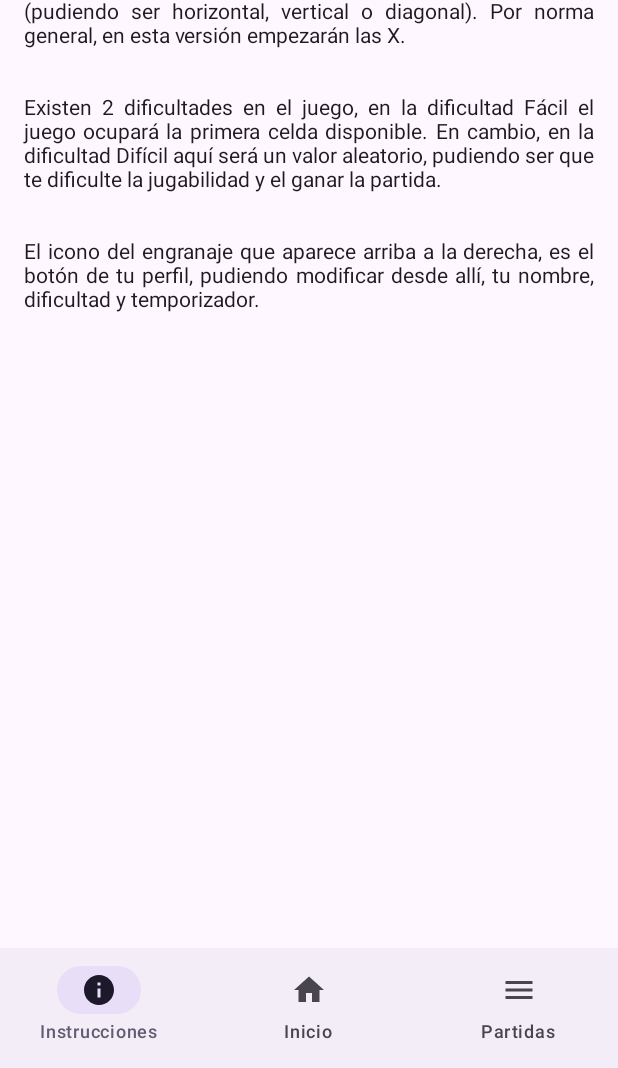
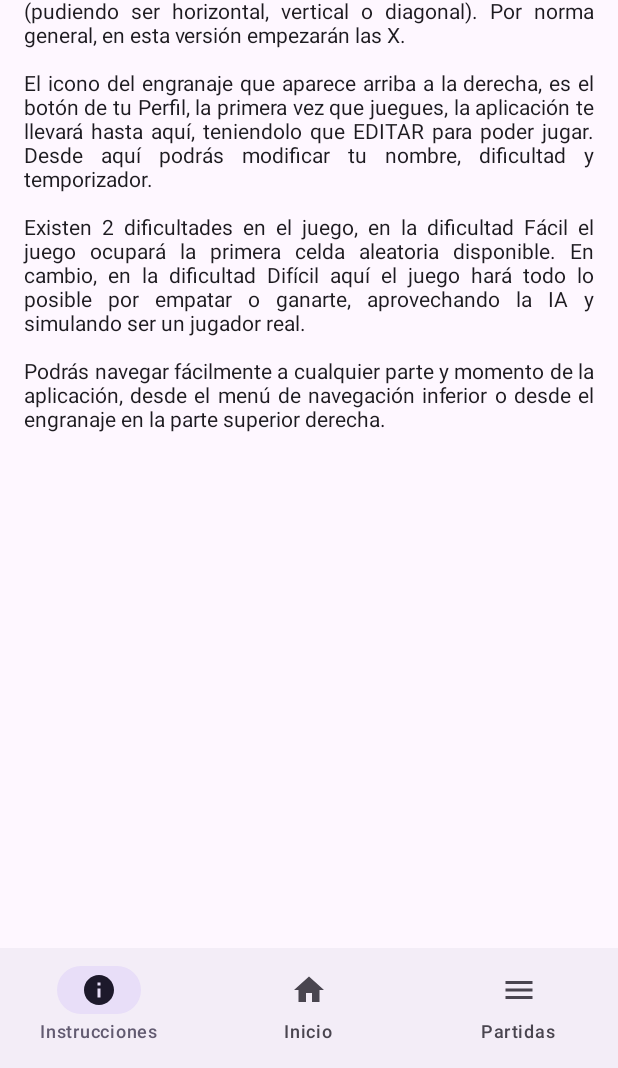
Before and after one commit to gdbogdan/apps1_practica, an Android app built with Jetpack Compose: the Instrucciones screen opened through its navigation route, on a phone screen of 412 x 824 dp, the part 168-1236 px from its top. Run offline under Robolectric (Android 15) with nearby library versions, the phone set to English and light mode, and no system bars.

Commit message:
Instrucciones modificadas para ambas orientaciones

```diff
--- a/app/src/main/java/com/example/tictactoe/screens/Instrucciones.kt
+++ b/app/src/main/java/com/example/tictactoe/screens/Instrucciones.kt
@@ -1,69 +1,126 @@
 package com.example.tictactoe.screens
 
+import android.content.res.Configuration
 import androidx.compose.foundation.layout.Column
 import androidx.compose.foundation.layout.Row
 import androidx.compose.foundation.layout.fillMaxSize
+import androidx.compose.foundation.layout.fillMaxWidth
 import androidx.compose.foundation.layout.padding
 import androidx.compose.foundation.rememberScrollState
 import androidx.compose.foundation.verticalScroll
-import androidx.compose.material3.Button
 import androidx.compose.material3.Text
 import androidx.compose.runtime.Composable
-import androidx.compose.ui.Alignment
 import androidx.compose.ui.Modifier
+import androidx.compose.ui.platform.LocalConfiguration
 import androidx.compose.ui.res.stringResource
 import androidx.compose.ui.text.TextStyle
 import androidx.compose.ui.text.style.TextAlign
-import androidx.compose.ui.tooling.preview.Preview
 import androidx.compose.ui.unit.dp
 import androidx.navigation.NavController
 import com.example.tictactoe.R
 
 @Composable
-fun Instrucciones(navController: NavController){
+fun Instrucciones(navController: NavController) {
+    val configuration = LocalConfiguration.current
+    when (configuration.orientation) {
+        Configuration.ORIENTATION_PORTRAIT -> {
+            InstruccionesPortrait(navController)
+        }
+        Configuration.ORIENTATION_LANDSCAPE -> {
+            InstruccionesLandscape(navController)
+        }
+        else -> {
+            InstruccionesPortrait(navController)
+        }
+    }
+}
+
+@Composable
+fun InstruccionesPortrait(navController: NavController) {
     val scrollState = rememberScrollState()
-    Column (
-        modifier = Modifier.fillMaxSize()
+    Column(
+        modifier = Modifier
+            .fillMaxSize()
             .verticalScroll(scrollState)
-    ){
-        Row (modifier = Modifier.padding(16.dp)){
+    ) {
+        InstruccionesTexts()
+    }
+}
+
+@Composable
+fun InstruccionesLandscape(navController: NavController) {
+    Row(
+        modifier = Modifier
+            .fillMaxSize()
+            .padding(16.dp)
+    ) {
+        Column(
+            modifier = Modifier
+                .fillMaxWidth(0.5f)
+                .padding(end = 8.dp)
+        ) {
+            Row(modifier = Modifier.padding(bottom = 8.dp)) {
                 Text(
-                stringResource(R.string.instrucciones),
+                    text = stringResource(R.string.instrucciones),
                     style = TextStyle(textAlign = TextAlign.Justify)
                 )
             }
-        Row (modifier = Modifier.padding(16.dp)){
+            Row(modifier = Modifier.padding(bottom = 8.dp)) {
                 Text(
-                stringResource(R.string.instrucciones_dificultad),
+                    text = stringResource(R.string.instrucciones_perfil),
                     style = TextStyle(textAlign = TextAlign.Justify)
                 )
             }
-        Row (modifier = Modifier.padding(16.dp)){
+        }
+        Column(
+            modifier = Modifier
+                .fillMaxWidth()
+                .padding(start = 8.dp)
+        ) {
+            Row(modifier = Modifier.padding(bottom = 8.dp)) {
                 Text(
-                stringResource(R.string.instrucciones_perfil),
+                    text = stringResource(R.string.instrucciones_dificultad),
+                    style = TextStyle(textAlign = TextAlign.Justify)
+                )
+            }
+            Row(modifier = Modifier.padding(bottom = 8.dp)) {
+                Text(
+                    text = stringResource(R.string.instrucciones_navegacion),
                     style = TextStyle(textAlign = TextAlign.Justify)
                 )
             }
         }
     }
+}
 
-@Preview (showBackground = true)
 @Composable
-fun InstruccionesPreview(){
-    Column (
-        modifier = Modifier.fillMaxSize()
-    ){
+fun InstruccionesTexts() {
+    Column(modifier = Modifier.padding(16.dp)) {
+        Row(modifier = Modifier.padding(bottom = 16.dp)) {
+            Text(
+                text = stringResource(R.string.instrucciones),
+                style = TextStyle(textAlign = TextAlign.Justify)
+            )
+        }
+
+        Row(modifier = Modifier.padding(bottom = 16.dp)) {
+            Text(
+                text = stringResource(R.string.instrucciones_perfil),
+                style = TextStyle(textAlign = TextAlign.Justify)
+            )
+        }
+        Row(modifier = Modifier.padding(bottom = 16.dp)) {
+            Text(
+                text = stringResource(R.string.instrucciones_dificultad),
+                style = TextStyle(textAlign = TextAlign.Justify)
+            )
+        }
+
         Row {
             Text(
-                stringResource(R.string.instrucciones)
-            )
-        }
-        Row {
-            Button(onClick = {/*TODO*/}) {
-                Text(
-                    text = stringResource(R.string.inicio)
+                text = stringResource(R.string.instrucciones_navegacion),
+                style = TextStyle(textAlign = TextAlign.Justify)
             )
         }
     }
 }
-}
--- a/app/src/main/res/values/strings.xml
+++ b/app/src/main/res/values/strings.xml
@@ -2,8 +2,9 @@
     <!-- <string name=""></string> -->
     <string name="app_name">TicTacToe</string>
     <string name="instrucciones">En el juego del Tic Tac Toe o Tres en Raya, el objetivo principal es conseguir tres símbolos iguales en línea (pudiendo ser horizontal, vertical o diagonal). Por norma general, en esta versión empezarán las "X".</string>
-    <string name="instrucciones_dificultad">Existen 2 dificultades en el juego, en la dificultad "Fácil" el juego ocupará la primera celda disponible. En cambio, en la dificultad "Difícil" aquí será un valor aleatorio, pudiendo ser que te dificulte la jugabilidad y el ganar la partida.</string>
-    <string name="instrucciones_perfil">El icono del engranaje que aparece arriba a la derecha, es el botón de tu perfil, pudiendo modificar desde allí, tu nombre, dificultad y temporizador.</string>
+    <string name="instrucciones_dificultad">Existen 2 dificultades en el juego, en la dificultad "Fácil" el juego ocupará la primera celda aleatoria disponible. En cambio, en la dificultad "Difícil" aquí el juego hará todo lo posible por empatar o ganarte, aprovechando la IA y simulando ser un jugador real.</string>
+    <string name="instrucciones_perfil">El icono del engranaje que aparece arriba a la derecha, es el botón de tu Perfil, la primera vez que juegues, la aplicación te llevará hasta aquí, teniendolo que EDITAR para poder jugar. Desde aquí podrás modificar tu nombre, dificultad y temporizador.</string>
+    <string name="instrucciones_navegacion">Podrás navegar fácilmente a cualquier parte y momento de la aplicación, desde el menú de navegación inferior o desde el engranaje en la parte superior derecha.</string>
 
     <string name="alias">Alias del Jugador</string>
     <string name="alias_r">Alias: %1$s</string>
--- a/gradle/libs.versions.toml
+++ b/gradle/libs.versions.toml
@@ -13,12 +13,14 @@ material3Version = "1.2.1"
 navigationCompose = "2.8.9"
 runtime = "1.6.4"
 ui = "1.6.4"
+uiTextAndroid = "1.6.5"
 
 [libraries]
 androidx-core-ktx = { group = "androidx.core", name = "core-ktx", version.ref = "coreKtx" }
 androidx-material3-v121 = { module = "androidx.compose.material3:material3", version.ref = "material3Version" }
 androidx-navigation-compose = { module = "androidx.navigation:navigation-compose", version.ref = "navigationCompose" }
 androidx-runtime = { module = "androidx.compose.runtime:runtime", version.ref = "runtime" }
+androidx-ui-text-android = { module = "androidx.compose.ui:ui-text-android", version.ref = "uiTextAndroid" }
 junit = { group = "junit", name = "junit", version.ref = "junit" }
 androidx-junit = { group = "androidx.test.ext", name = "junit", version.ref = "junitVersion" }
 androidx-espresso-core = { group = "androidx.test.espresso", name = "espresso-core", version.ref = "espressoCore" }
```
Lines whose indentation alone changed are shown as unchanged.
